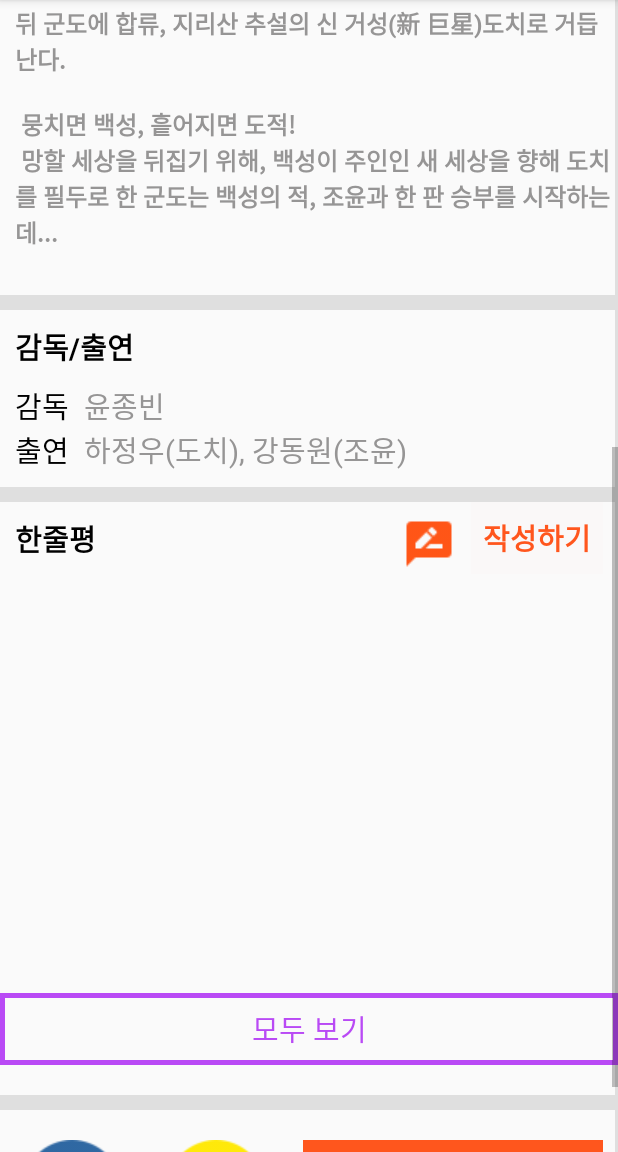
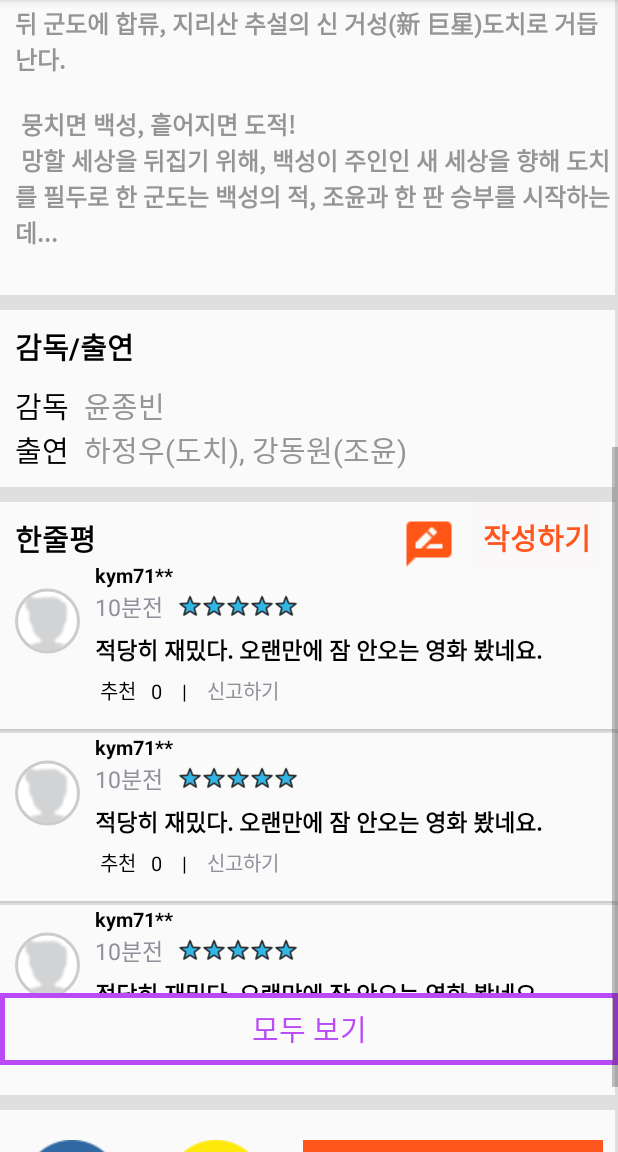
Before and after one commit to dkswndms4782/BoostCourseProject, an Android app: the screen it shows after launch (MainActivity), scrolled down 537 dp, on a phone screen of 412 x 824 dp, the part 84-1236 px from its top. Run offline under Robolectric (Android 15) with nearby library versions, the light colour scheme and no system bars; our stand-ins replace CircleImageView.

Commit message:
second boostcourse project(project2) add like button,dislike button,like buttons count,dislike buttons count add listView that show comment(id,comment,recommended number..) add ToastMessage to make_commend Button and view_all Button

```diff
--- a/app/src/main/java/m/example/project1/MainActivity.java
+++ b/app/src/main/java/m/example/project1/MainActivity.java
@@ -3,12 +3,137 @@ package m.example.project1;
 import androidx.appcompat.app.AppCompatActivity;
 
 import android.os.Bundle;
+import android.view.View;
+import android.view.ViewGroup;
+import android.widget.BaseAdapter;
+import android.widget.Button;
+import android.widget.ListView;
+import android.widget.TextView;
+import android.widget.Toast;
+
+import java.util.ArrayList;
 
 public class MainActivity extends AppCompatActivity {
-
+    Button like; Button dislike;
+    boolean thumb_like = false;
+    boolean thumb_dislike = false;
+    int likeCountVal = 15;
+    int dislikeCountVal = 1;
+    ListView listView;
+    TextView likeCount;TextView dislikeCount;
+    CommentAdapter adapter;
     protected void onCreate(Bundle savedInstanceState) {
         super.onCreate(savedInstanceState);
         setContentView(R.layout.activity_main);
+        like = (Button)findViewById(R.id.like);
+        dislike = (Button)findViewById(R.id.dislike);
+        likeCount = (TextView)findViewById(R.id.likeCount);
+        dislikeCount = (TextView)findViewById(R.id.dislikeCount);
+
+        like.setOnClickListener(new View.OnClickListener() {
+            @Override
+            public void onClick(View v) {
+                if(thumb_like)
+                    decrLikeCount();
+                else if(!thumb_like && thumb_dislike)
+                {
+                    incrLikeCount();
+                    decrDisLikeCount();
+                    thumb_dislike = !thumb_dislike;
+                }
+                else if(!thumb_like && !thumb_dislike)
+                    incrLikeCount();
+                thumb_like = !thumb_like;
+            }
+        });
+
+        dislike.setOnClickListener(new View.OnClickListener() {
+            @Override
+            public void onClick(View v) {
+                if(thumb_dislike)
+                    decrDisLikeCount();
+                else if(!thumb_dislike && thumb_like)
+                {
+                    incrDisLikeCount();
+                    decrLikeCount();
+                    thumb_like = !thumb_like;
+                }
+                else if(!thumb_dislike && !thumb_like)
+                    incrDisLikeCount();
+                thumb_dislike = !thumb_dislike;
+            }
+        });
+        adapter = new CommentAdapter();
+        adapter.additem(new commentItem());
+        adapter.additem(new commentItem());
+        adapter.additem(new commentItem());
+        adapter.additem(new commentItem());
+        listView = (ListView) findViewById(R.id.listView);
+        listView.setAdapter(adapter);
+
+        Button make_comment  = (Button) findViewById(R.id.make_comment);
+        make_comment.setOnClickListener(new View.OnClickListener() {
+            @Override
+            public void onClick(View v) {
+              Toast.makeText(getApplicationContext(),"작성하기 버튼이 눌렸습니다.",Toast.LENGTH_LONG).show();
+            }
+        });
+        Button view_all  = (Button) findViewById(R.id.view_all);
+        view_all.setOnClickListener(new View.OnClickListener() {
+            @Override
+            public void onClick(View v) {
+                Toast toast =  Toast.makeText(getApplicationContext(),"모두보기 버튼이 눌렸습니다.",Toast.LENGTH_LONG);
+                toast.show();
+            }
+        });
+    }
+    class CommentAdapter extends BaseAdapter {
+        ArrayList<commentItem> items = new ArrayList<commentItem>();
+        public int getCount() {
+            return items.size();
+        }
+        public Object getItem(int position) {
+            return items.get(position);
+        }
+        public long getItemId(int position) {
+            return position;
+        }
+
+        public void additem(commentItem item){
+            items.add(item);
+        }
+        public View getView(int position, View convertView, ViewGroup parent) {
+            commentItemView v = null;
+           if(convertView == null)
+            { v = new commentItemView(getApplicationContext());}
+            else
+            {  v =(commentItemView) convertView ;}
+            return v;
+        }
+    }
+    public void incrLikeCount()
+    {
+        likeCountVal+=1;
+        likeCount.setText(String.valueOf(likeCountVal));
+        like.setBackgroundResource(R.drawable.ic_thumb_up_selected);
+    }
+    public void decrLikeCount()
+    {
+        likeCountVal-=1;
+        likeCount.setText(String.valueOf(likeCountVal));
+        like.setBackgroundResource(R.drawable.ic_thumb_up);
+    }
+    public void incrDisLikeCount()
+    {
+        dislikeCountVal+=1;
+        dislikeCount.setText(String.valueOf(dislikeCountVal));
+        dislike.setBackgroundResource(R.drawable.ic_thumb_down_selected);
+    }
+    public void decrDisLikeCount()
+    {
+        dislikeCountVal-=1;
+        dislikeCount.setText(String.valueOf(dislikeCountVal));
+        dislike.setBackgroundResource(R.drawable.ic_thumb_down);
     }
 
 }
--- /dev/null
+++ b/app/src/main/java/m/example/project1/commentItem.java
@@ -0,0 +1,12 @@
+package m.example.project1;
+
+import android.media.Image;
+import android.view.View;
+import android.widget.LinearLayout;
+import android.widget.RatingBar;
+import de.hdodenhof.circleimageview.CircleImageView;
+
+public class commentItem  {
+    public commentItem() {
+    }
+}
--- /dev/null
+++ b/app/src/main/java/m/example/project1/commentItemView.java
@@ -0,0 +1,37 @@
+package m.example.project1;
+
+import android.content.Context;
+import android.media.Image;
+import android.util.AttributeSet;
+import android.view.LayoutInflater;
+import android.view.View;
+import android.widget.LinearLayout;
+import android.widget.RatingBar;
+import android.widget.TextView;
+
+import androidx.annotation.Nullable;
+
+import de.hdodenhof.circleimageview.CircleImageView;
+
+public class commentItemView extends LinearLayout {
+    TextView t1; TextView t2; TextView t3; TextView t4; TextView t5;
+    RatingBar r1;
+    CircleImageView d1;
+    public commentItemView(Context context) {
+        super(context);
+        init(context);
+    }
+
+    public commentItemView(Context context, @Nullable AttributeSet attrs) {
+        super(context, attrs);
+        init(context);
+    }
+    public void init(Context context){
+        LayoutInflater inflater = (LayoutInflater) context.getSystemService(Context.LAYOUT_INFLATER_SERVICE);
+        inflater.inflate(R.layout.comment_item_view,this,true);
+    }
+
+
+
+
+}
--- a/app/src/main/res/layout/activity_main.xml
+++ b/app/src/main/res/layout/activity_main.xml
@@ -65,6 +65,8 @@
                     android:textSize="15dp" />
             </LinearLayout>
 
+
+
             <LinearLayout
                 android:layout_width="wrap_content"
                 android:layout_height="wrap_content">
@@ -92,6 +94,7 @@
                     android:background="@drawable/ic_thumb_up" />
 
                 <TextView
+                    android:id="@+id/likeCount"
                     android:layout_width="30dp"
                     android:layout_height="30dp"
                     android:layout_marginLeft="10dp"
@@ -110,6 +113,7 @@
                     android:background="@drawable/ic_thumb_down" />
 
                 <TextView
+                    android:id="@+id/dislikeCount"
                     android:layout_width="30dp"
                     android:layout_height="30dp"
                     android:layout_marginLeft="10dp"
@@ -250,16 +254,16 @@
             android:textSize="19dp"
             android:textColor="#000000"
             android:layout_margin="10dp"/>
+
         <TextView
             android:layout_width="match_parent"
             android:layout_height="wrap_content"
+            android:layout_marginLeft="10dp"
+            android:layout_marginBottom="20dp"
             android:text="@string/줄거리내용"
-            android:layout_marginLeft="10dp"
             android:textColor="#FF969595"
             android:textSize="16dp"
-            android:textStyle="bold"
-            android:layout_marginBottom="20dp"
-            />
+            android:textStyle="bold" />
     </LinearLayout>
     <LinearLayout
         android:layout_width="match_parent"
@@ -327,20 +331,21 @@
         android:background="@drawable/gray_frame2">
 
         <TextView
+            android:id="@+id/comment"
             android:layout_width="wrap_content"
             android:layout_height="wrap_content"
             android:layout_alignParentLeft="true"
             android:layout_alignParentTop="true"
             android:layout_marginLeft="10dp"
             android:layout_marginTop="10dp"
-            android:layout_toLeftOf="@+id/작성하기"
+            android:layout_toLeftOf="@+id/make_comment"
             android:text="한줄평"
             android:textColor="#000000"
             android:textSize="19dp"
             android:textStyle="bold" />
 
         <Button
-            android:id="@+id/작성하기"
+            android:id="@+id/make_comment"
             android:layout_width="wrap_content"
             android:layout_height="wrap_content"
             android:layout_alignParentTop="true"
@@ -360,10 +365,20 @@
             android:layout_height="wrap_content"
             android:layout_marginTop="10dp"
             android:layout_marginRight="10dp"
-            android:layout_toLeftOf="@id/작성하기"
+            android:layout_toLeftOf="@id/make_comment"
             android:src="@drawable/ic_review_selected" />
 
+        <ListView
+            android:id="@+id/listView"
+            android:layout_width="wrap_content"
+            android:layout_height="wrap_content"
+            android:layout_below = "@id/comment"
+            android:layout_above="@id/view_all"
+            >
+
+        </ListView>
         <Button
+            android:id="@+id/view_all"
             android:layout_width="match_parent"
             android:layout_height="wrap_content"
             android:layout_alignParentBottom="true"
@@ -401,7 +416,7 @@
             android:src="@drawable/ic_kakao" />
 
         <Button
-            android:id="@+id/예매하기"
+            android:id="@+id/booking"
             android:layout_width="100dp"
             android:layout_height="match_parent"
             android:layout_gravity="center"
--- /dev/null
+++ b/app/src/main/res/layout/comment_item_view.xml
@@ -0,0 +1,95 @@
+<?xml version="1.0" encoding="utf-8"?>
+<LinearLayout xmlns:android="http://schemas.android.com/apk/res/android"
+    xmlns:app="http://schemas.android.com/apk/res-auto"
+    android:orientation="vertical"
+    android:layout_width="match_parent"
+    android:layout_height="match_parent">
+    <LinearLayout
+        android:layout_width="wrap_content"
+        android:layout_height="wrap_content"
+        android:orientation="horizontal">
+        <de.hdodenhof.circleimageview.CircleImageView
+            android:id="@+id/d1"
+            android:layout_width="wrap_content"
+            android:layout_height="60dp"
+            android:layout_margin="10dp"
+            android:src = "@drawable/user1"
+            app:civ_border_width = "2dp"
+            app:civ_border_color = "#FFCCCCCC"
+            />
+
+        <LinearLayout
+            android:layout_width="match_parent"
+            android:layout_height="wrap_content"
+            android:orientation="vertical">
+
+            <TextView
+                android:id="@+id/t1"
+                android:layout_width="wrap_content"
+                android:layout_height="wrap_content"
+                android:text="kym71**"
+                android:textColor="#000000"
+                android:textSize="13dp"
+                android:textStyle="bold" />
+
+            <LinearLayout
+                android:layout_width="wrap_content"
+                android:layout_height="wrap_content"
+                android:orientation="horizontal">
+
+                <TextView
+                    android:id="@+id/t2"
+                    android:layout_width="wrap_content"
+                    android:layout_height="wrap_content"
+                    android:text="10분전"
+                    android:textSize="15dp" />
+
+                <RatingBar
+                    android:id="@+id/r1"
+                    style="@android:style/Widget.Holo.Light.RatingBar.Small"
+                    android:layout_width="wrap_content"
+                    android:layout_height="wrap_content"
+                    android:layout_gravity="center"
+                    android:layout_marginLeft="10dp"
+                    android:numStars="5"
+                    android:rating="5" />
+            </LinearLayout>
+
+            <TextView
+                android:id="@+id/t3"
+                android:layout_width="wrap_content"
+                android:layout_height="wrap_content"
+                android:layout_marginTop="5dp"
+                android:layout_marginBottom="5dp"
+                android:text="적당히 재밌다. 오랜만에 잠 안오는 영화 봤네요."
+                android:textColor="#000000"
+                android:textSize="15dp"
+                android:textStyle="bold" />
+            <LinearLayout
+                android:layout_width="wrap_content"
+                android:layout_height="wrap_content"
+                android:orientation="horizontal">
+                <TextView
+                    android:id="@+id/t4"
+                    android:layout_width="wrap_content"
+                    android:layout_height="wrap_content"
+                    android:layout_marginBottom="5dp"
+                    android:text=" 추천   0    |    "
+                    android:textColor="#000000"
+                    android:textSize="13dp" />
+                <TextView
+                    android:id="@+id/t5"
+                    android:layout_width="wrap_content"
+                    android:layout_height="wrap_content"
+                    android:layout_marginBottom="5dp"
+                    android:text="신고하기"
+                    android:textSize="13dp" />
+            </LinearLayout>
+        </LinearLayout>
+    </LinearLayout>
+    <LinearLayout
+        android:layout_width="match_parent"
+        android:layout_height="1dp"
+        android:layout_marginTop="10dp"
+        android:background="#FFCCCCCC" />
+</LinearLayout>
```
Also changed, not shown: app/build.gradle (deleted, +0 -29 lines), build.gradle (deleted, +0 -27 lines), app/src/main/res/drawable/ic_thumb_down_selected.png (added), app/src/main/res/drawable/ic_thumb_up_selected.png (added), app/src/main/res/drawable/user1.png (added).
